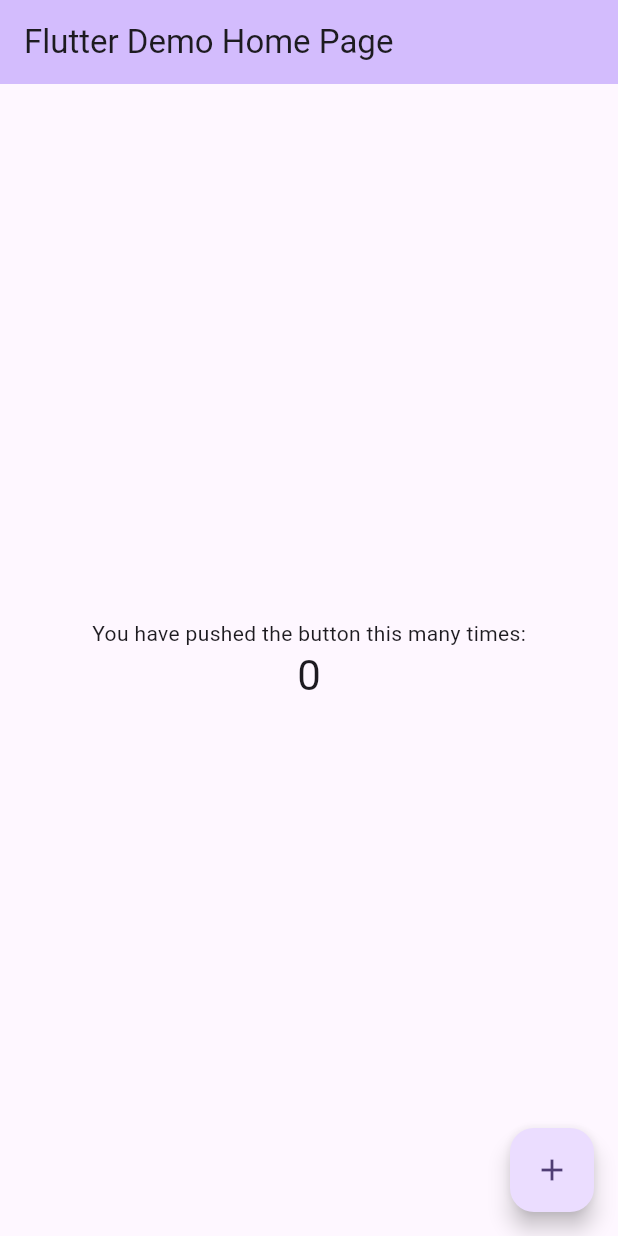
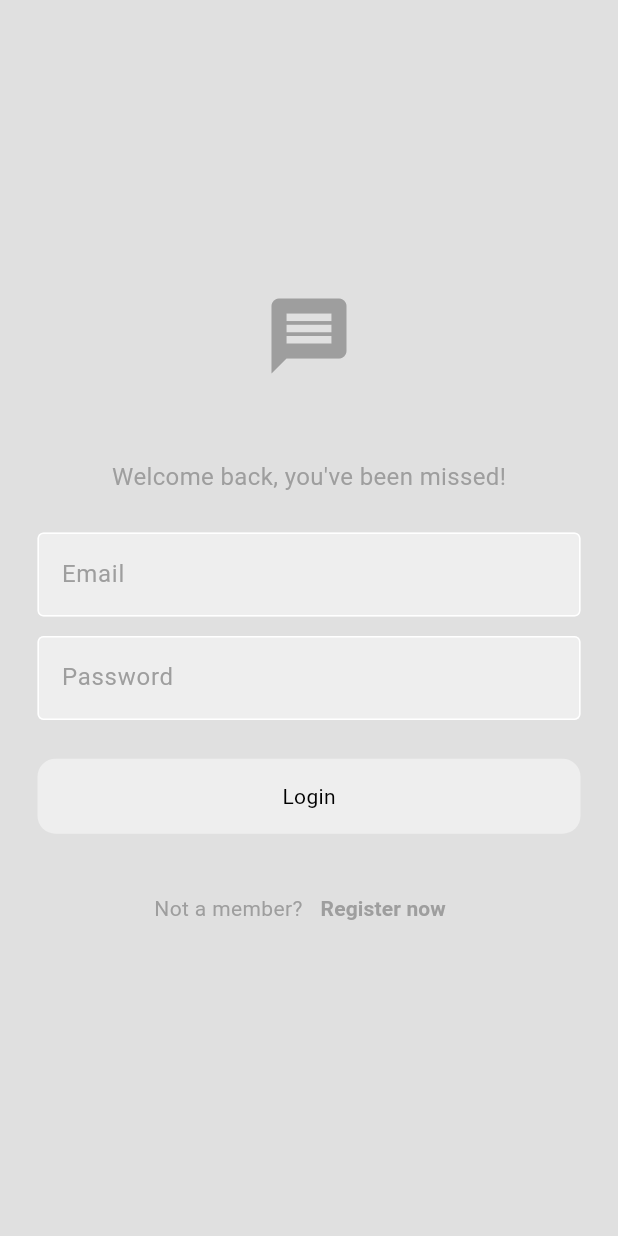
Before and after one commit to MaxTkachuk03/chat_app, a Flutter app: the screen it shows after launch, on a phone screen of 412 x 824 dp. Run offline on Flutter 3.47's test engine with Material 3 defaults, Android fonts, the phone set to English and light mode, and no system bars; our stand-ins replace firebase_auth, firebase_core; accounts and stored records are empty.

Commit message:
add firebase_auth and login/register pages

```diff
--- /dev/null
+++ b/lib/auth/auth.dart
@@ -0,0 +1 @@
+export 'login_or_register.dart';
--- /dev/null
+++ b/lib/auth/auth_services.dart
@@ -0,0 +1,38 @@
+import 'package:firebase_auth/firebase_auth.dart';
+
+class AuthServices {
+  final FirebaseAuth _auth = FirebaseAuth.instance;
+
+  Future<UserCredential> registerWithEmailAndPassword(
+      {required String email, password}) async {
+    try {
+      UserCredential userCredential =
+          await _auth.createUserWithEmailAndPassword(
+        email: email,
+        password: password,
+      );
+
+      return userCredential;
+    } on FirebaseAuthException catch (e) {
+      throw Exception(e.code);
+    }
+  }
+
+  Future<UserCredential> loginWithEmailAndPassword(
+      {required String email, password}) async {
+    try {
+      UserCredential userCredential = await _auth.signInWithEmailAndPassword(
+        email: email,
+        password: password,
+      );
+
+      return userCredential;
+    } on FirebaseAuthException catch (e) {
+      throw Exception(e.code);
+    }
+  }
+
+  Future<void> signOut() async {
+    await _auth.signOut();
+  }
+}
--- /dev/null
+++ b/lib/auth/login_or_register.dart
@@ -0,0 +1,30 @@
+import 'package:chat_app/pages/pages.dart';
+import 'package:flutter/material.dart';
+
+class LoginOrRegister extends StatefulWidget {
+  const LoginOrRegister({super.key});
+
+  @override
+  State<LoginOrRegister> createState() => _LoginOrRegisterState();
+}
+
+class _LoginOrRegisterState extends State<LoginOrRegister> {
+  // initialy, show login page
+  bool showLoginPage = true;
+
+  //toggle between login and register page
+  void togglePages() {
+    setState(() {
+      showLoginPage = !showLoginPage;
+    });
+  }
+
+  @override
+  Widget build(BuildContext context) {
+    if (showLoginPage) {
+      return LoginPage(onPressed: togglePages);
+    } else {
+      return RegisterPage(onPressed: togglePages);
+    }
+  }
+}
--- /dev/null
+++ b/lib/chat_app.dart
@@ -0,0 +1,15 @@
+import 'package:chat_app/auth/auth.dart';
+import 'package:chat_app/theme/theme.dart';
+import 'package:flutter/material.dart';
+
+class ChatApp extends StatelessWidget {
+  const ChatApp({super.key});
+  @override
+  Widget build(BuildContext context) {
+    return MaterialApp(
+      debugShowCheckedModeBanner: false,
+      theme: ligthMode,
+      home: const LoginOrRegister(),
+    );
+  }
+}
--- a/lib/main.dart
+++ b/lib/main.dart
@@ -1,125 +1,10 @@
+import 'package:chat_app/chat_app.dart';
+import 'package:chat_app/firebase_options.dart';
+import 'package:firebase_core/firebase_core.dart';
 import 'package:flutter/material.dart';
 
-void main() {
-  runApp(const MyApp());
+Future<void> main() async {
+  WidgetsFlutterBinding.ensureInitialized();
+  await Firebase.initializeApp(options: DefaultFirebaseOptions.currentPlatform);
+  runApp(const ChatApp());
 }
-
-class MyApp extends StatelessWidget {
-  const MyApp({super.key});
-
-  // This widget is the root of your application.
-  @override
-  Widget build(BuildContext context) {
-    return MaterialApp(
-      title: 'Flutter Demo',
-      theme: ThemeData(
-        // This is the theme of your application.
-        //
-        // TRY THIS: Try running your application with "flutter run". You'll see
-        // the application has a purple toolbar. Then, without quitting the app,
-        // try changing the seedColor in the colorScheme below to Colors.green
-        // and then invoke "hot reload" (save your changes or press the "hot
-        // reload" button in a Flutter-supported IDE, or press "r" if you used
-        // the command line to start the app).
-        //
-        // Notice that the counter didn't reset back to zero; the application
-        // state is not lost during the reload. To reset the state, use hot
-        // restart instead.
-        //
-        // This works for code too, not just values: Most code changes can be
-        // tested with just a hot reload.
-        colorScheme: ColorScheme.fromSeed(seedColor: Colors.deepPurple),
-        useMaterial3: true,
-      ),
-      home: const MyHomePage(title: 'Flutter Demo Home Page'),
-    );
-  }
-}
-
-class MyHomePage extends StatefulWidget {
-  const MyHomePage({super.key, required this.title});
-
-  // This widget is the home page of your application. It is stateful, meaning
-  // that it has a State object (defined below) that contains fields that affect
-  // how it looks.
-
-  // This class is the configuration for the state. It holds the values (in this
-  // case the title) provided by the parent (in this case the App widget) and
-  // used by the build method of the State. Fields in a Widget subclass are
-  // always marked "final".
-
-  final String title;
-
-  @override
-  State<MyHomePage> createState() => _MyHomePageState();
-}
-
-class _MyHomePageState extends State<MyHomePage> {
-  int _counter = 0;
-
-  void _incrementCounter() {
-    setState(() {
-      // This call to setState tells the Flutter framework that something has
-      // changed in this State, which causes it to rerun the build method below
-      // so that the display can reflect the updated values. If we changed
-      // _counter without calling setState(), then the build method would not be
-      // called again, and so nothing would appear to happen.
-      _counter++;
-    });
-  }
-
-  @override
-  Widget build(BuildContext context) {
-    // This method is rerun every time setState is called, for instance as done
-    // by the _incrementCounter method above.
-    //
-    // The Flutter framework has been optimized to make rerunning build methods
-    // fast, so that you can just rebuild anything that needs updating rather
-    // than having to individually change instances of widgets.
-    return Scaffold(
-      appBar: AppBar(
-        // TRY THIS: Try changing the color here to a specific color (to
-        // Colors.amber, perhaps?) and trigger a hot reload to see the AppBar
-        // change color while the other colors stay the same.
-        backgroundColor: Theme.of(context).colorScheme.inversePrimary,
-        // Here we take the value from the MyHomePage object that was created by
-        // the App.build method, and use it to set our appbar title.
-        title: Text(widget.title),
-      ),
-      body: Center(
-        // Center is a layout widget. It takes a single child and positions it
-        // in the middle of the parent.
-        child: Column(
-          // Column is also a layout widget. It takes a list of children and
-          // arranges them vertically. By default, it sizes itself to fit its
-          // children horizontally, and tries to be as tall as its parent.
-          //
-          // Column has various properties to control how it sizes itself and
-          // how it positions its children. Here we use mainAxisAlignment to
-          // center the children vertically; the main axis here is the vertical
-          // axis because Columns are vertical (the cross axis would be
-          // horizontal).
-          //
-          // TRY THIS: Invoke "debug painting" (choose the "Toggle Debug Paint"
-          // action in the IDE, or press "p" in the console), to see the
-          // wireframe for each widget.
-          mainAxisAlignment: MainAxisAlignment.center,
-          children: <Widget>[
-            const Text(
-              'You have pushed the button this many times:',
-            ),
-            Text(
-              '$_counter',
-              style: Theme.of(context).textTheme.headlineMedium,
-            ),
-          ],
-        ),
-      ),
-      floatingActionButton: FloatingActionButton(
-        onPressed: _incrementCounter,
-        tooltip: 'Increment',
-        child: const Icon(Icons.add),
-      ), // This trailing comma makes auto-formatting nicer for build methods.
-    );
-  }
-}
--- /dev/null
+++ b/lib/pages/login/login.dart
@@ -0,0 +1,2 @@
+export 'login_page.dart';
+export 'register_page.dart';
--- /dev/null
+++ b/lib/pages/login/login_page.dart
@@ -0,0 +1,97 @@
+import 'package:chat_app/widgets/widgets.dart';
+import 'package:flutter/material.dart';
+
+class LoginPage extends StatefulWidget {
+  const LoginPage({super.key, required this.onPressed});
+
+  final void Function() onPressed;
+
+  @override
+  State<LoginPage> createState() => _LoginPageState();
+}
+
+class _LoginPageState extends State<LoginPage> {
+  late final TextEditingController _emailController;
+  late final TextEditingController _passwordController;
+
+  @override
+  void initState() {
+    _emailController = TextEditingController();
+    _passwordController = TextEditingController();
+    super.initState();
+  }
+
+  @override
+  void dispose() {
+    _emailController.dispose();
+    _passwordController.dispose();
+    super.dispose();
+  }
+
+  void login() {}
+
+  @override
+  Widget build(BuildContext context) {
+    return Scaffold(
+      backgroundColor: Theme.of(context).colorScheme.surface,
+      body: Center(
+        child: Column(
+          mainAxisAlignment: MainAxisAlignment.center,
+          children: [
+            const Spacer(flex: 15),
+            Icon(
+              Icons.message,
+              size: 60,
+              color: Theme.of(context).colorScheme.primary,
+            ),
+            const Spacer(flex: 4),
+            Text(
+              "Welcome back, you've been missed!",
+              style: TextStyle(
+                color: Theme.of(context).colorScheme.primary,
+                fontSize: 16.0,
+              ),
+            ),
+            const Spacer(flex: 2),
+            MyTextfield(
+              hintText: 'Email',
+              obscureText: false,
+              controller: _emailController,
+            ),
+            const Spacer(),
+            MyTextfield(
+              hintText: 'Password',
+              obscureText: true,
+              controller: _passwordController,
+            ),
+            const Spacer(flex: 2),
+            CustomButon(
+              onTap: login,
+              text: 'Login',
+            ),
+            const Spacer(flex: 2),
+            Row(
+              mainAxisAlignment: MainAxisAlignment.center,
+              children: [
+                Text(
+                  'Not a member?',
+                  style: TextStyle(
+                    color: Theme.of(context).colorScheme.primary,
+                  ),
+                ),
+                TextButton(
+                  onPressed: widget.onPressed,
+                  child: const Text(
+                    'Register now',
+                    style: TextStyle(fontWeight: FontWeight.bold),
+                  ),
+                ),
+              ],
+            ),
+            const Spacer(flex: 15),
+          ],
+        ),
+      ),
+    );
+  }
+}
--- /dev/null
+++ b/lib/pages/pages.dart
@@ -0,0 +1,2 @@
+export 'home/home.dart';
+export 'login/login.dart';
--- /dev/null
+++ b/lib/theme/theme.dart
@@ -0,0 +1,11 @@
+import 'package:flutter/material.dart';
+
+ThemeData ligthMode = ThemeData(
+  colorScheme: ColorScheme.light(
+    surface: Colors.grey.shade300,
+    primary: Colors.grey.shade500,
+    secondary: Colors.grey.shade200,
+    tertiary: Colors.white,
+    inversePrimary: Colors.grey.shade900,
+  ),
+);
--- /dev/null
+++ b/lib/widgets/custom_button.dart
@@ -0,0 +1,25 @@
+import 'package:flutter/material.dart';
+
+class CustomButon extends StatelessWidget {
+  const CustomButon({super.key, required this.onTap, required this.text});
+
+  final void Function() onTap;
+  final String text;
+
+  @override
+  Widget build(BuildContext context) {
+    return GestureDetector(
+      onTap: onTap,
+      child: Container(
+        decoration: BoxDecoration(
+            color: Theme.of(context).colorScheme.secondary,
+            borderRadius: BorderRadius.circular(12.0)),
+        padding: const EdgeInsets.symmetric(horizontal: 25.0, vertical: 15.0),
+        margin: const EdgeInsets.symmetric(horizontal: 25.0),
+        child: Center(
+          child: Text(text),
+        ),
+      ),
+    );
+  }
+}
--- /dev/null
+++ b/lib/widgets/my_textfield.dart
@@ -0,0 +1,42 @@
+import 'package:flutter/material.dart';
+
+class MyTextfield extends StatelessWidget {
+  const MyTextfield({
+    super.key,
+    required this.hintText,
+    required this.obscureText,
+    required this.controller,
+  });
+
+  final String hintText;
+  final bool obscureText;
+  final TextEditingController controller;
+
+  @override
+  Widget build(BuildContext context) {
+    return Padding(
+      padding: const EdgeInsets.symmetric(horizontal: 25.0),
+      child: TextField(
+        controller: controller,
+        obscureText: obscureText,
+        decoration: InputDecoration(
+            enabledBorder: OutlineInputBorder(
+              borderSide: BorderSide(
+                color: Theme.of(context).colorScheme.tertiary,
+              ),
+            ),
+            focusedBorder: OutlineInputBorder(
+              borderSide: BorderSide(
+                color: Theme.of(context).colorScheme.primary,
+              ),
+            ),
+            fillColor: Theme.of(context).colorScheme.secondary,
+            filled: true,
+            hintText: hintText,
+            hintStyle: TextStyle(
+              color: Theme.of(context).colorScheme.primary,
+            )),
+      ),
+    );
+  }
+}
--- /dev/null
+++ b/lib/widgets/widgets.dart
@@ -0,0 +1,2 @@
+export 'custom_button.dart';
+export 'my_textfield.dart';
--- a/pubspec.yaml
+++ b/pubspec.yaml
@@ -35,6 +35,8 @@ dependencies:
   # The following adds the Cupertino Icons font to your application.
   # Use with the CupertinoIcons class for iOS style icons.
   cupertino_icons: ^1.0.8
+  firebase_core: ^3.6.0
+  firebase_auth: ^5.3.1
 
 dev_dependencies:
   flutter_test:
```
Also changed, not shown: lib/pages/login/register_page.dart (added, +106 -0 lines), firebase.json (added), lib/firebase_options.dart (added), lib/pages/home/home.dart (added), pubspec.lock, 66 other files.
